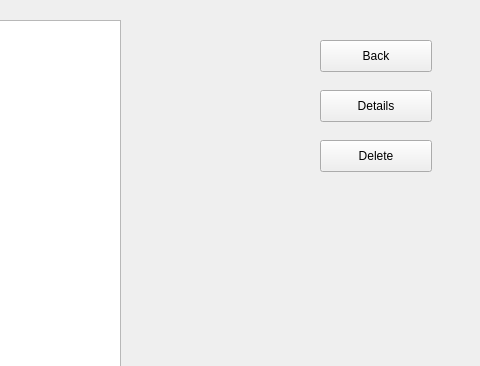
First picture: the form in project/lab6/mainwindow.ui, repository aneroid11/Databases, before the edit; both pictures show x 320 to 800 and y 0 to 366 of the 800 by 600 pixel window.
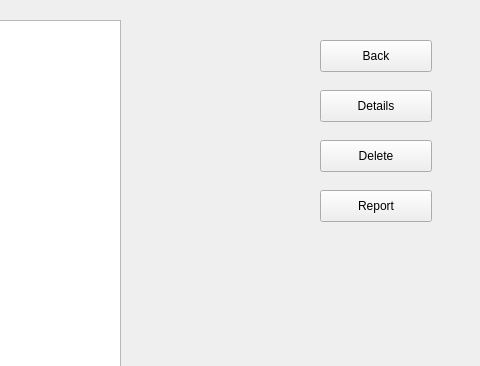
Second picture: the form after the edit.

Commit message: reporting artists

```diff
--- a/project/lab6/mainwindow.ui
+++ b/project/lab6/mainwindow.ui
@@ -1408,6 +1408,19 @@
        <string>Delete</string>
       </property>
      </widget>
+     <widget class="QPushButton" name="artists_reportButton">
+      <property name="geometry">
+       <rect>
+        <x>640</x>
+        <y>190</y>
+        <width>112</width>
+        <height>32</height>
+       </rect>
+      </property>
+      <property name="text">
+       <string>Report</string>
+      </property>
+     </widget>
     </widget>
     <widget class="QWidget" name="commentsPage">
      <widget class="QListWidget" name="comments_commentsList">
```
The commit also changes 2 other files.
